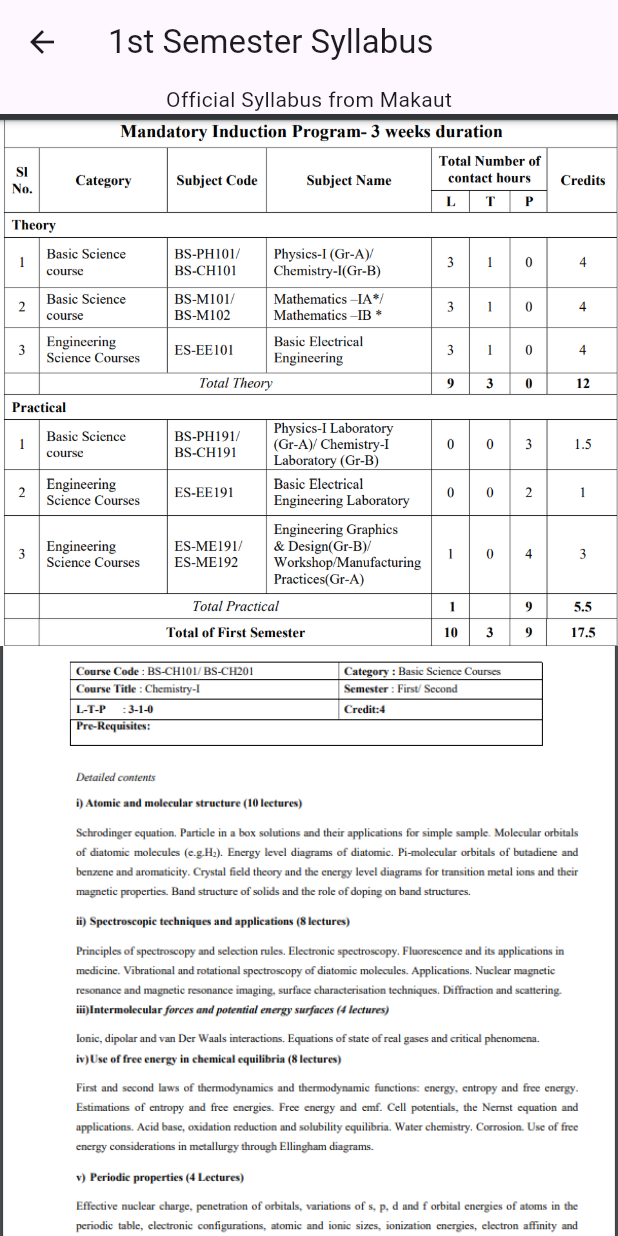
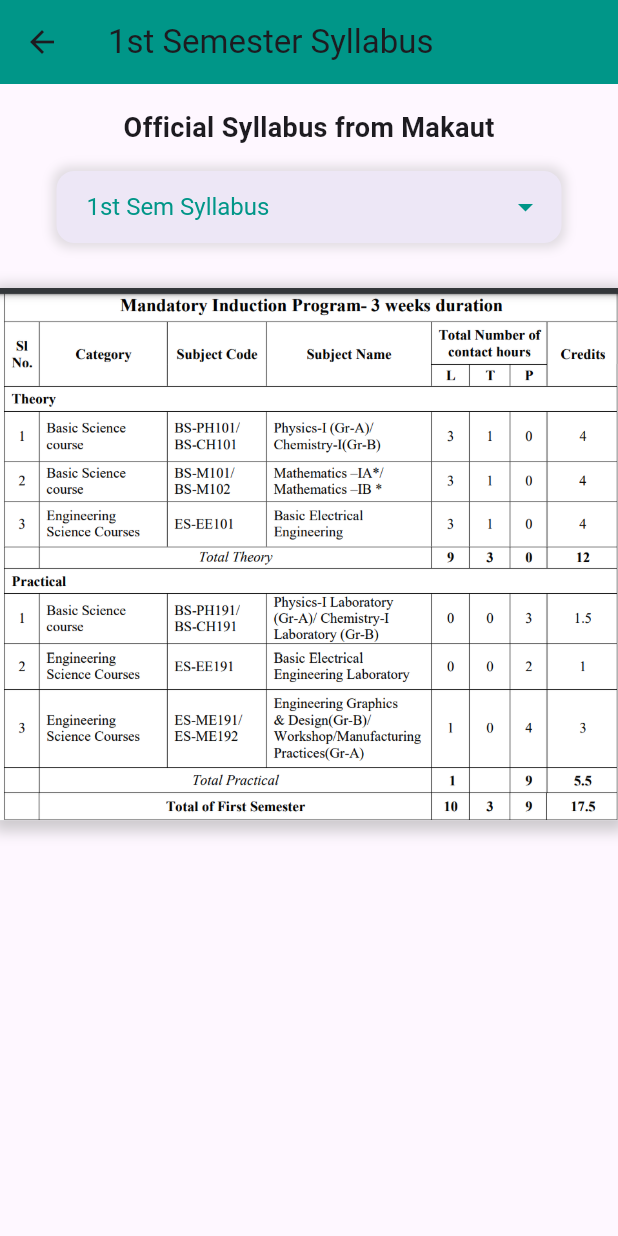
Before and after one commit to Shinjan-saha/ECE-Dept-App, a Flutter app: the Semester1Page screen opened directly, on a phone screen of 412 x 824 dp. Run offline on Flutter 3.47's test engine with Material 3 defaults, Android fonts, the phone set to English and light mode, and no system bars; our stand-ins replace curved_navigation_bar.

Commit message:
1st Sem Done

```diff
--- a/ece/lib/semester_1_page.dart
+++ b/ece/lib/semester_1_page.dart
@@ -1,119 +1,114 @@
 import 'package:flutter/material.dart';
 
-class Semester1Page extends StatelessWidget {
+class Semester1Page extends StatefulWidget {
+  @override
+  _Semester1PageState createState() => _Semester1PageState();
+}
+
+class _Semester1PageState extends State<Semester1Page> {
+  String _selectedOption = '1st Sem Syllabus';
+
+  final Map<String, List<String>> _imageGroups = {
+    '1st Sem Syllabus': ['1stsem.png'],
+    'Chemistry-1': ['1stsem1.png','1stsem2.png'],
+    'Mathematics-1B': ['1stsem3.png','1stsem4.png'],
+    'Basic Electric Engineering': ['1stsem5.png','1stsem6.png'],
+    'Chemistry Labratory': ['1stsem7.png'],
+    'Basic Electronic Engineering Labratory': ['1stsem8.png'],
+    'Engineering Graphics & Design': ['1stsem9.png','1stsem10.png','1stsem11.png','1stsem12.png'],
+
+  };
+
   @override
   Widget build(BuildContext context) {
     return Scaffold(
       appBar: AppBar(
         title: Text('1st Semester Syllabus'),
+        backgroundColor: Colors.teal,
       ),
       body: SingleChildScrollView(
         child: Column(
           children: <Widget>[
-            Text('Official Syllabus from Makaut'),
-            ListView.builder(
-              shrinkWrap: true,
-              physics: NeverScrollableScrollPhysics(),
-              itemCount: 13, // Display 12 images
-              itemBuilder: (BuildContext context, int index) {
-                if (index == 0) {
-                  return Image.asset(
-                    'asset/1stsem.png',
-                    // height: 200,
-                    width: double.infinity,
-                    fit: BoxFit.cover,
-                  );
-                } else if (index == 1) {
-                  return Image.asset(
-                    'asset/1stsem1.png',
-                    // height: 200,
-                    width: double.infinity,
-                    fit: BoxFit.cover,
-                  );
-                }
-                else if (index == 2) {
-                  return Image.asset(
-                    'asset/1stsem2.png',
-                    // height: 200,
-                    width: double.infinity,
-                    fit: BoxFit.cover,
-                  );
-                }
-                else if (index == 3) {
-                  return Image.asset(
-                    'asset/1stsem3.png',
-                    // height: 200,
-                    width: double.infinity,
-                    fit: BoxFit.cover,
-                  );
-                }
-                else if (index == 4) {
-                  return Image.asset(
-                    'asset/1stsem4.png',
-                    // height: 200,
-                    width: double.infinity,
-                    fit: BoxFit.cover,
-                  );
-                }
-                else if (index == 5) {
-                  return Image.asset(
-                    'asset/1stsem5.png',
-                    // height: 200,
-                    width: double.infinity,
-                    fit: BoxFit.cover,
-                  );
-                }
-                else if (index == 6) {
-                  return Image.asset(
-                    'asset/1stsem6.png',
-                    // height: 200,
-                    width: double.infinity,
-                    fit: BoxFit.cover,
-                  );
-                }
-                else if (index == 7) {
-                  return Image.asset(
-                    'asset/1stsem7.png',
-                    // height: 200,
-                    width: double.infinity,
-                    fit: BoxFit.cover,
-                  );
-                }
-                else if (index == 8) {
-                  return Image.asset(
-                    'asset/1stsem8.png',
-                    // height: 200,
-                    width: double.infinity,
-                    fit: BoxFit.cover,
-                  );
-                }
-                else if (index == 9) {
-                  return Image.asset(
-                    'asset/1stsem10.png',
-                    // height: 200,
-                    width: double.infinity,
-                    fit: BoxFit.cover,
-                  );
-                }
-                else if (index == 10) {
-                  return Image.asset(
-                    'asset/1stsem11.png',
-                    // height: 200,
-                    width: double.infinity,
-                    fit: BoxFit.cover,
-                  );
-                }
-                else if (index == 11) {
-                  return Image.asset(
-                    'asset/1stsem12.png',
-                    // height: 200,
-                    width: double.infinity,
-                    fit: BoxFit.cover,
-                  );
-                }
-
-                return Container(); // Placeholder for other indices
-              },
+            Padding(
+              padding: const EdgeInsets.all(16.0),
+              child: Text(
+                'Official Syllabus from Makaut',
+                style: TextStyle(fontSize: 18, fontWeight: FontWeight.bold),
+              ),
+            ),
+            Padding(
+              padding: const EdgeInsets.symmetric(horizontal: 16.0),
+              child: DecoratedBox(
+                decoration: BoxDecoration(
+                  color: Colors.deepPurple[50],
+                  borderRadius: BorderRadius.circular(12), // Rounded corners
+                  boxShadow: [
+                    BoxShadow(
+                      color: Colors.grey.withOpacity(0.3),
+                      spreadRadius: 3,
+                      blurRadius: 5,
+                    ),
+                  ],
+                ),
+                child: Padding(
+                  padding: const EdgeInsets.symmetric(horizontal: 12.0),
+                  child: DropdownButtonHideUnderline(
+                    child: DropdownButton<String>(
+                      value: _selectedOption,
+                      onChanged: (String? newValue) {
+                        setState(() {
+                          _selectedOption = newValue!;
+                        });
+                      },
+                      dropdownColor: Colors.deepPurple[50],
+                      items: _imageGroups.keys
+                          .map<DropdownMenuItem<String>>((String key) {
+                        return DropdownMenuItem<String>(
+                          value: key,
+                          child: Padding(
+                            padding: const EdgeInsets.all(8.0),
+                            child: Text(
+                              key,
+                              style: TextStyle(fontSize: 16),
+                            ),
+                          ),
+                        );
+                      }).toList(),
+                      icon: Icon(Icons.arrow_drop_down, color: Colors.teal),
+                      style: TextStyle(color: Colors.teal, fontSize: 16),
+                    ),
+                  ),
+                ),
+              ),
+            ),
+            SizedBox(height: 20),
+            Column(
+              children: _imageGroups[_selectedOption]!
+                  .map((imageName) => Container(
+                        margin: EdgeInsets.symmetric(vertical: 10.0),
+                        decoration: BoxDecoration(
+                          color: Colors.blueGrey[50], // Light bluish-grey background
+                          boxShadow: [
+                            BoxShadow(
+                              color: Colors.grey.withOpacity(0.5),
+                              spreadRadius: 5,
+                              blurRadius: 7,
+                              offset: Offset(0, 3), // changes position of shadow
+                            ),
+                          ],
+                        ),
+                        child: InteractiveViewer(
+                          panEnabled: true,
+                          minScale: 0.5,
+                          maxScale: 4.0,
+                          child: Image.asset(
+                            'asset/$imageName',
+                            width: double.infinity,
+                            fit: BoxFit.cover,
+                          ),
+                        ),
+                      ))
+                  .toList(),
             ),
           ],
         ),
```
